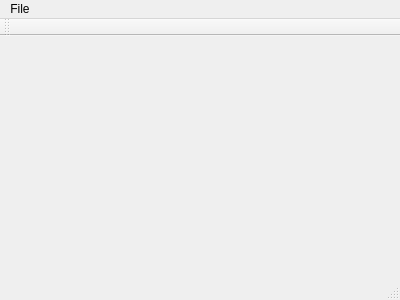
The window that mainwindow.ui (TmCrafz/Database_web_manager) describes before a commit, drawn with Qt 5.
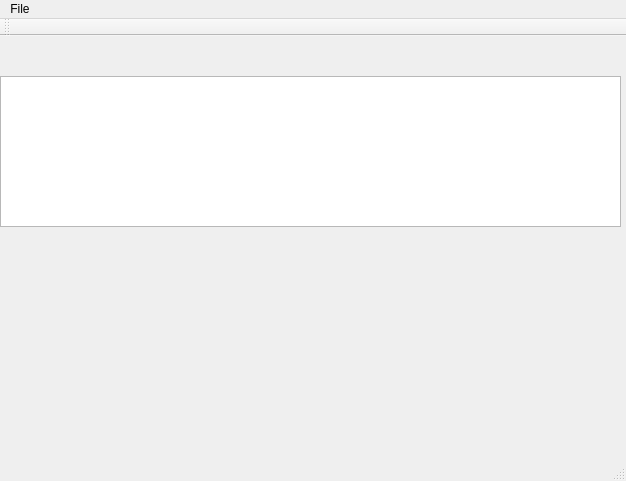
The same window after the commit.

Commit message: complete rewrite the dialogdatabasemanger and create the database class

```diff
--- a/mainwindow.ui
+++ b/mainwindow.ui
@@ -6,20 +6,31 @@
    <rect>
     <x>0</x>
     <y>0</y>
-    <width>400</width>
-    <height>300</height>
+    <width>626</width>
+    <height>481</height>
    </rect>
   </property>
   <property name="windowTitle">
    <string>MainWindow</string>
   </property>
-  <widget class="QWidget" name="centralWidget"/>
+  <widget class="QWidget" name="centralWidget">
+   <widget class="QTextBrowser" name="textBrowser">
+    <property name="geometry">
+     <rect>
+      <x>0</x>
+      <y>40</y>
+      <width>621</width>
+      <height>151</height>
+     </rect>
+    </property>
+   </widget>
+  </widget>
   <widget class="QMenuBar" name="menuBar">
    <property name="geometry">
     <rect>
      <x>0</x>
      <y>0</y>
-     <width>400</width>
+     <width>626</width>
      <height>21</height>
     </rect>
    </property>
```
The commit also changes 9 other files.
